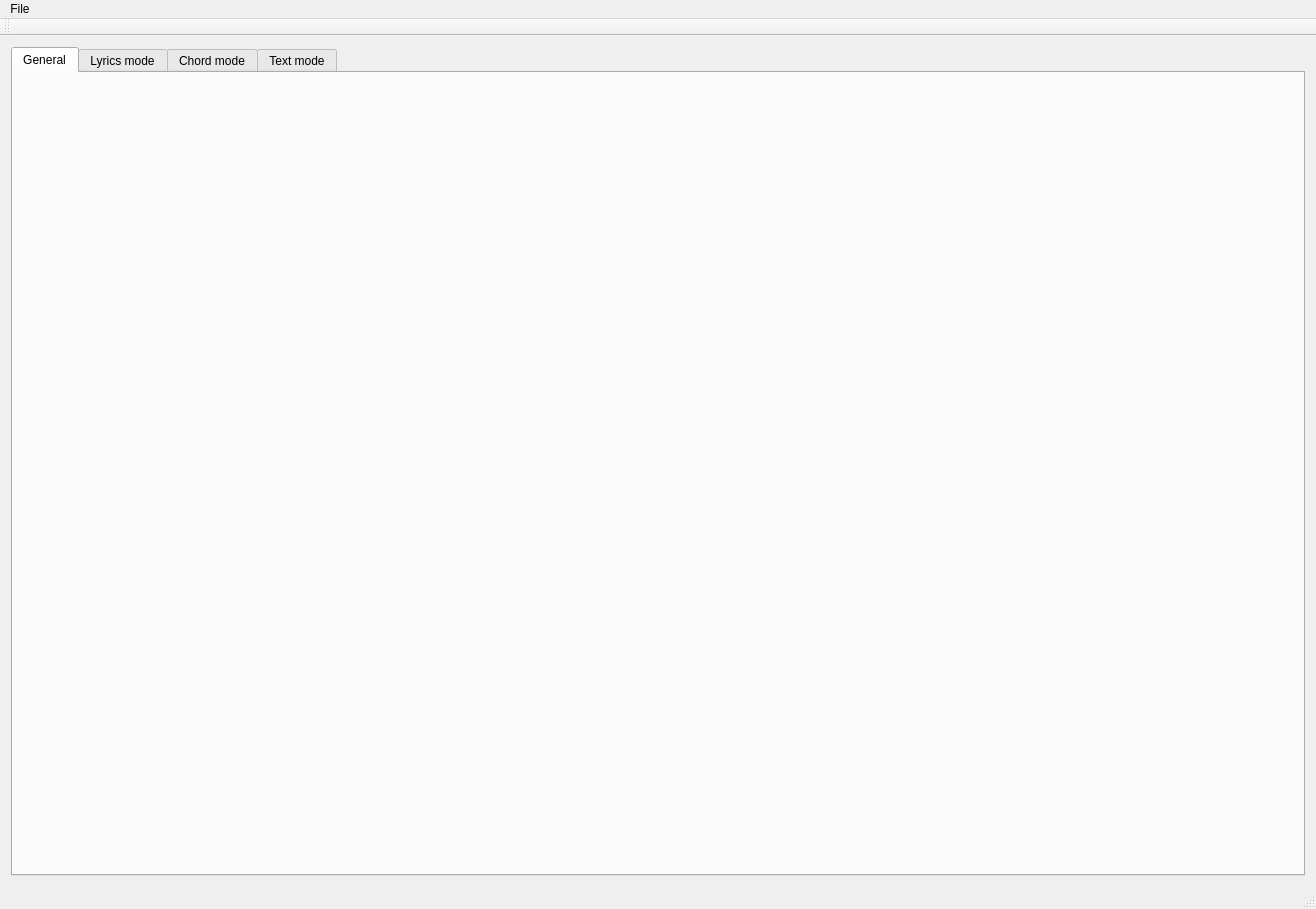
The window that mainwindow.ui (jpcima/chordv) describes before a commit, drawn with Qt 5.
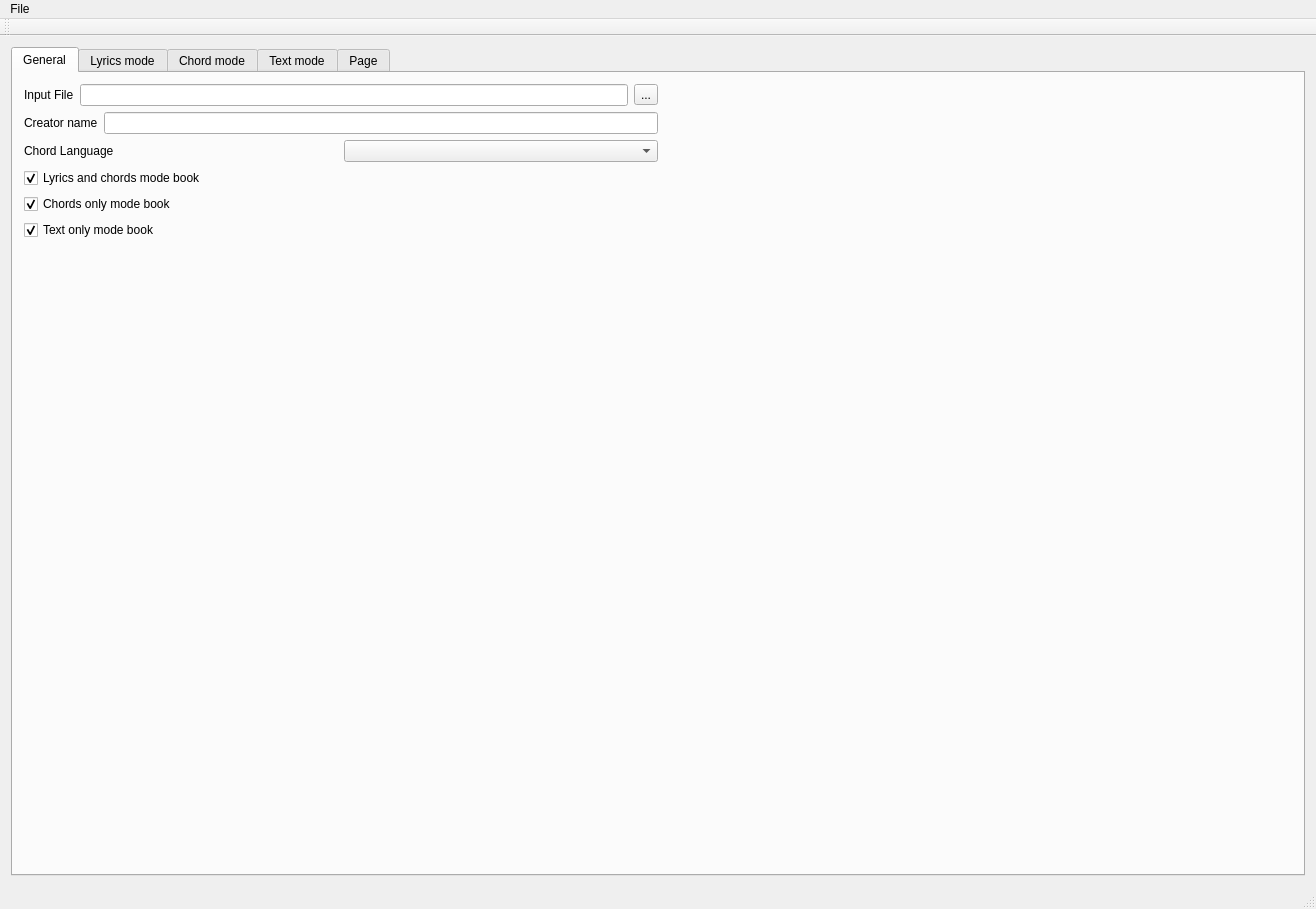
The same window after the commit. The open tabs and pages were chosen to show the change. Custom widgets are drawn as their Qt base class.

Commit message: Tab Editor and general

Patch:
```diff
--- a/mainwindow.ui
+++ b/mainwindow.ui
@@ -27,6 +27,125 @@
        <attribute name="title">
         <string>General</string>
        </attribute>
+       <layout class="QHBoxLayout" name="horizontalLayout_5">
+        <item>
+         <layout class="QVBoxLayout" name="verticalLayout_6">
+          <item>
+           <layout class="QHBoxLayout" name="horizontalLayout_4">
+            <item>
+             <layout class="QVBoxLayout" name="verticalLayout_5">
+              <item>
+               <layout class="QHBoxLayout" name="horizontalLayout">
+                <item>
+                 <widget class="QLabel" name="labelInputFile">
+                  <property name="text">
+                   <string>Input File</string>
+                  </property>
+                 </widget>
+                </item>
+                <item>
+                 <widget class="QLineEdit" name="lineEditInputFile"/>
+                </item>
+                <item>
+                 <widget class="QToolButton" name="toolButtonInputFile">
+                  <property name="text">
+                   <string>...</string>
+                  </property>
+                 </widget>
+                </item>
+               </layout>
+              </item>
+              <item>
+               <layout class="QHBoxLayout" name="horizontalLayout_2">
+                <item>
+                 <widget class="QLabel" name="labelCreatorName">
+                  <property name="text">
+                   <string>Creator name</string>
+                  </property>
+                 </widget>
+                </item>
+                <item>
+                 <widget class="QLineEdit" name="lineEditCreaorName"/>
+                </item>
+               </layout>
+              </item>
+              <item>
+               <layout class="QHBoxLayout" name="horizontalLayout_3">
+                <item>
+                 <widget class="QLabel" name="labelChordLanguage">
+                  <property name="text">
+                   <string>Chord Language</string>
+                  </property>
+                 </widget>
+                </item>
+                <item>
+                 <widget class="QComboBox" name="comboBoxChordLanguage"/>
+                </item>
+               </layout>
+              </item>
+              <item>
+               <widget class="QCheckBox" name="checkBoxLyricsMode">
+                <property name="text">
+                 <string>Lyrics and chords mode book</string>
+                </property>
+                <property name="checked">
+                 <bool>true</bool>
+                </property>
+               </widget>
+              </item>
+              <item>
+               <widget class="QCheckBox" name="checkBoxChordMode">
+                <property name="text">
+                 <string>Chords only mode book</string>
+                </property>
+                <property name="checked">
+                 <bool>true</bool>
+                </property>
+               </widget>
+              </item>
+              <item>
+               <widget class="QCheckBox" name="checkBoxTextMode">
+                <property name="text">
+                 <string>Text only mode book</string>
+                </property>
+                <property name="checked">
+                 <bool>true</bool>
+                </property>
+               </widget>
+              </item>
+             </layout>
+            </item>
+            <item>
+             <spacer name="horizontalSpacer">
+              <property name="orientation">
+               <enum>Qt::Horizontal</enum>
+              </property>
+              <property name="sizeHint" stdset="0">
+               <size>
+                <width>40</width>
+                <height>20</height>
+               </size>
+              </property>
+             </spacer>
+            </item>
+           </layout>
+          </item>
+          <item>
+           <spacer name="verticalSpacer">
+            <property name="orientation">
+             <enum>Qt::Vertical</enum>
+            </property>
+            <property name="sizeHint" stdset="0">
+             <size>
+              <width>20</width>
+              <height>40</height>
+             </size>
+            </property>
+           </spacer>
+          </item>
+         </layout>
+        </item>
+       </layout>
       </widget>
       <widget class="QWidget" name="LyricsMode">
        <attribute name="title">
@@ -58,6 +177,16 @@
         </item>
        </layout>
       </widget>
+      <widget class="QWidget" name="Editor">
+       <attribute name="title">
+        <string>Page</string>
+       </attribute>
+       <layout class="QVBoxLayout" name="verticalLayout_7">
+        <item>
+         <widget class="QPlainTextEdit" name="plainTextEdit"/>
+        </item>
+       </layout>
+      </widget>
      </widget>
     </item>
    </layout>
```
Left out of the diff: 8 changed lines with no effect on the pictures. The commit also changes 3 other files.
